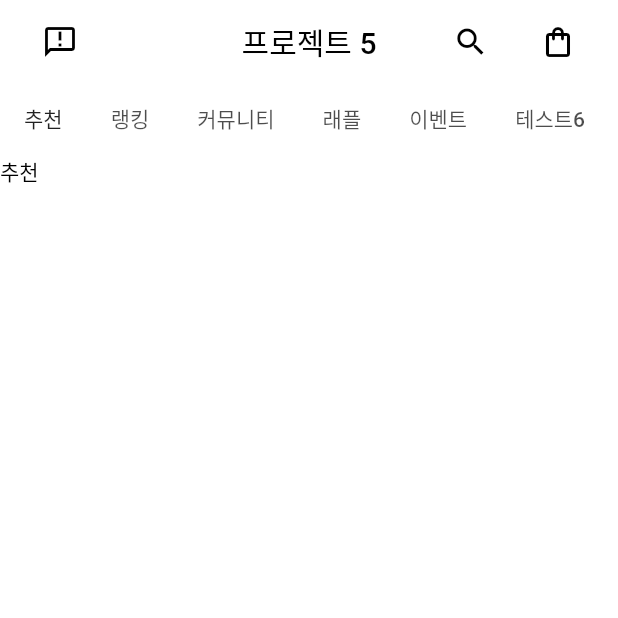
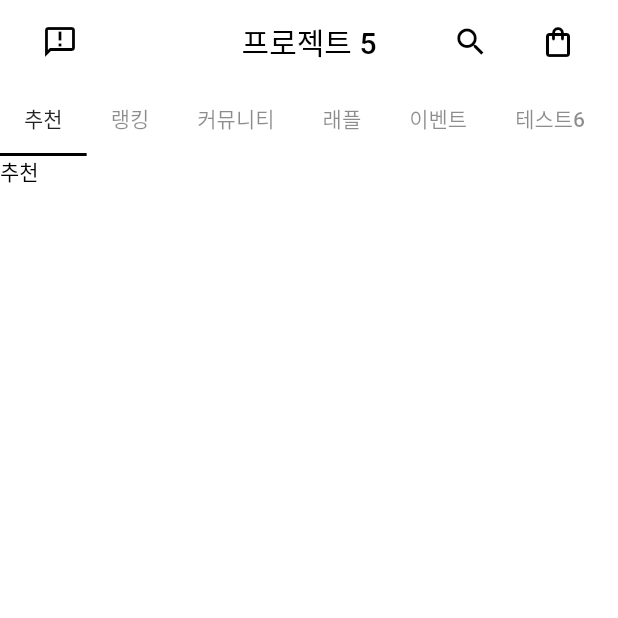
Before and after one commit to nuc-kim/project-5-flutter, a Flutter app: the screen it shows after launch, on a phone screen of 412 x 824 dp, the top half of it. Run offline on Flutter 3.47's test engine with Material 2 defaults, Android fonts, the phone set to English and light mode, and no system bars.

Commit message:
20220607 HSH modify Tab Bar design

```diff
--- a/lib/main.dart
+++ b/lib/main.dart
@@ -45,6 +45,9 @@ class MyApp extends StatelessWidget {
             title: const TitleBar(),
             elevation: 0,
             bottom: const TabBar(
+              isScrollable: true,
+              unselectedLabelColor: Colors.black45,
+              indicatorColor: Colors.black,
               tabs: [
                 Tab(
                   text: '추천',
@@ -77,7 +80,6 @@ class MyApp extends StatelessWidget {
                   text: '테스트10',
                 ),
               ],
-              isScrollable: true,
             ),
           ),
           body: const BodyStructure(),
```
